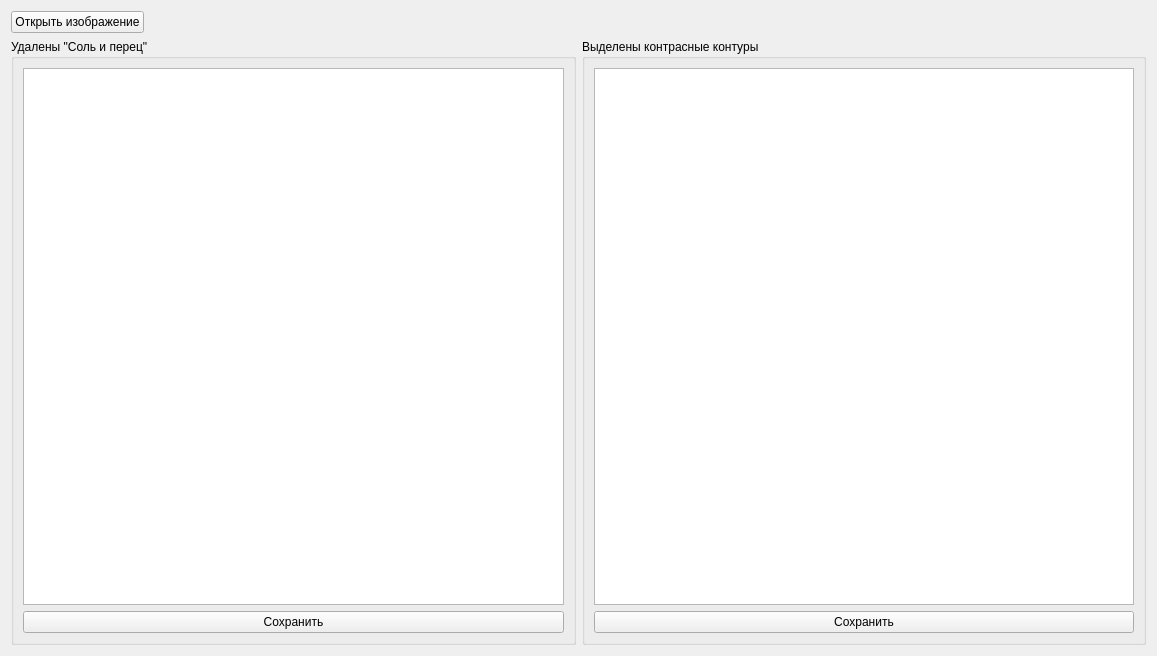
First picture: the form in frontend/res/mainwidget.ui, repository Ingener74/Hollow-Scorpion, before the edit.
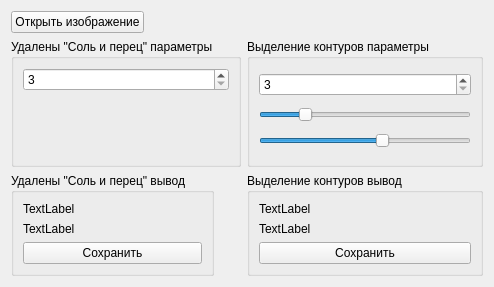
Second picture: the form after the edit. Icons and pictures are not drawn.

```diff
--- a/frontend/res/mainwidget.ui
+++ b/frontend/res/mainwidget.ui
@@ -6,8 +6,8 @@
    <rect>
     <x>0</x>
     <y>0</y>
-    <width>1157</width>
-    <height>656</height>
+    <width>494</width>
+    <height>287</height>
    </rect>
   </property>
   <property name="windowTitle">
@@ -43,34 +43,142 @@
     </layout>
    </item>
    <item>
-    <layout class="QHBoxLayout" name="horizontalLayout_2">
-     <item>
+    <layout class="QFormLayout" name="formLayout">
+     <item row="0" column="0">
       <widget class="QGroupBox" name="saltAndPepperGroupBox">
        <property name="title">
-        <string>Удалены &quot;Соль и перец&quot;</string>
+        <string>Удалены &quot;Соль и перец&quot; параметры</string>
        </property>
        <layout class="QVBoxLayout" name="verticalLayout_3">
         <item>
-         <widget class="QGraphicsView" name="saltPepperGraphicsView"/>
-        </item>
-        <item>
-         <widget class="QPushButton" name="saveSaltAntPepperPushButton">
-          <property name="text">
-           <string>Сохранить</string>
+         <widget class="QSpinBox" name="saltPepperSpinBox">
+          <property name="minimum">
+           <number>3</number>
+          </property>
+          <property name="maximum">
+           <number>7</number>
+          </property>
+          <property name="singleStep">
+           <number>2</number>
+          </property>
+          <property name="value">
+           <number>3</number>
           </property>
          </widget>
         </item>
+        <item>
+         <spacer name="verticalSpacer">
+          <property name="orientation">
+           <enum>Qt::Vertical</enum>
+          </property>
+          <property name="sizeHint" stdset="0">
+           <size>
+            <width>20</width>
+            <height>40</height>
+           </size>
+          </property>
+         </spacer>
+        </item>
        </layout>
       </widget>
      </item>
-     <item>
+     <item row="0" column="1">
       <widget class="QGroupBox" name="contoursGroupBox">
        <property name="title">
-        <string>Выделены контрасные контуры</string>
+        <string>Выделение контуров параметры</string>
        </property>
        <layout class="QVBoxLayout" name="verticalLayout_2">
         <item>
-         <widget class="QGraphicsView" name="contourGraphicsView"/>
+         <widget class="QSpinBox" name="cannySpinBox">
+          <property name="minimum">
+           <number>3</number>
+          </property>
+          <property name="maximum">
+           <number>7</number>
+          </property>
+          <property name="singleStep">
+           <number>2</number>
+          </property>
+         </widget>
+        </item>
+        <item>
+         <widget class="QSlider" name="lowThresholdSlider">
+          <property name="maximum">
+           <number>255</number>
+          </property>
+          <property name="value">
+           <number>50</number>
+          </property>
+          <property name="orientation">
+           <enum>Qt::Horizontal</enum>
+          </property>
+         </widget>
+        </item>
+        <item>
+         <widget class="QSlider" name="highThresholdSlider">
+          <property name="maximum">
+           <number>255</number>
+          </property>
+          <property name="value">
+           <number>150</number>
+          </property>
+          <property name="orientation">
+           <enum>Qt::Horizontal</enum>
+          </property>
+         </widget>
+        </item>
+       </layout>
+      </widget>
+     </item>
+     <item row="1" column="0">
+      <widget class="QGroupBox" name="groupBox">
+       <property name="title">
+        <string>Удалены &quot;Соль и перец&quot; вывод</string>
+       </property>
+       <layout class="QVBoxLayout" name="verticalLayout_5">
+        <item>
+         <widget class="QLabel" name="saltPepperInputLabel">
+          <property name="text">
+           <string>TextLabel</string>
+          </property>
+         </widget>
+        </item>
+        <item>
+         <widget class="QLabel" name="saltPepperOutputLabel">
+          <property name="text">
+           <string>TextLabel</string>
+          </property>
+         </widget>
+        </item>
+        <item>
+         <widget class="QPushButton" name="saveSaltAntPepperPushButton">
+          <property name="text">
+           <string>Сохранить</string>
+          </property>
+         </widget>
+        </item>
+       </layout>
+      </widget>
+     </item>
+     <item row="1" column="1">
+      <widget class="QGroupBox" name="groupBox_2">
+       <property name="title">
+        <string>Выделение контуров вывод</string>
+       </property>
+       <layout class="QVBoxLayout" name="verticalLayout_4">
+        <item>
+         <widget class="QLabel" name="cannyInputLabel">
+          <property name="text">
+           <string>TextLabel</string>
+          </property>
+         </widget>
+        </item>
+        <item>
+         <widget class="QLabel" name="cannyOutputLabel">
+          <property name="text">
+           <string>TextLabel</string>
+          </property>
+         </widget>
         </item>
         <item>
          <widget class="QPushButton" name="saveContourPushButton">
```
